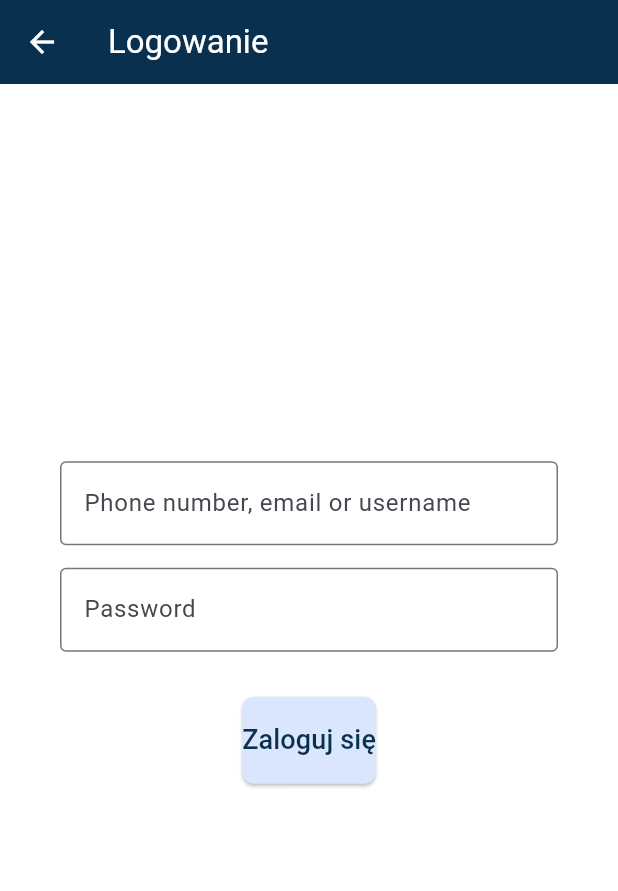
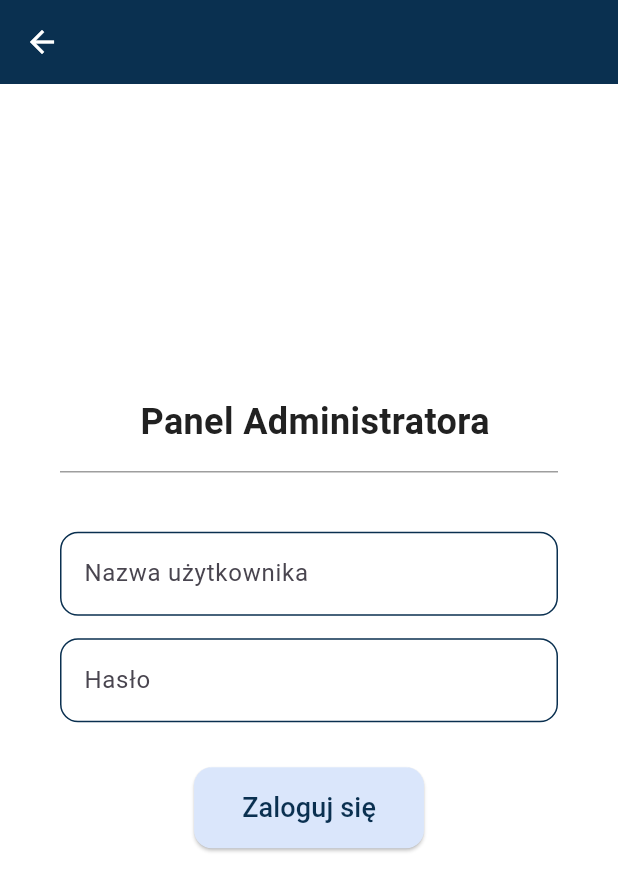
Before and after one commit to haniagibus/KRiT_2025_app, a Flutter app: the screen it shows after launch, in the side drawer, after a tap on "Logowanie", on a phone screen of 412 x 824 dp. Shown: the top 891 px of the screen. Run offline on Flutter 3.47's test engine with Material 3 defaults, Android fonts, the phone set to English and light mode, and no system bars; missing offline and left inert: flutter_pdfview.

Commit message:
report view update and login screen rework

```diff
--- a/lib/main.dart
+++ b/lib/main.dart
@@ -17,7 +17,7 @@ class MyApp extends StatelessWidget {
   @override
   Widget build(BuildContext context) {
     return MaterialApp(
-      title: 'KRiT 2025',
+      title: 'KRiT App',
       theme: AppTheme.lightTheme, // Apply the custom theme
       debugShowCheckedModeBanner: false,
       localizationsDelegates: [
@@ -29,15 +29,13 @@ class MyApp extends StatelessWidget {
         Locale('en', ''),
         Locale('pl', ''),
       ],
-      home: const MyHomePage(title: 'KRiT 2025'),
+      home: const MyHomePage(),
     );
   }
 }
 
 class MyHomePage extends StatefulWidget {
-  const MyHomePage({Key? key, required this.title}) : super(key: key);
-
-  final String title;
+  const MyHomePage({Key? key}) : super(key: key);
 
   @override
   State<MyHomePage> createState() => _MyHomePageState();
@@ -45,7 +43,6 @@ class MyHomePage extends StatefulWidget {
 
 class _MyHomePageState extends State<MyHomePage> {
   int _selectedIndex = 0;
-
   final PageController controller = PageController(initialPage: 0);
 
   void _onItemTapped(int index) {
@@ -65,14 +62,15 @@ class _MyHomePageState extends State<MyHomePage> {
 
   @override
   Widget build(BuildContext context) {
+    int currentYear = DateTime.now().year;
+
     return Scaffold(
       appBar: AppBar(
-        title: const Text(
-          'KRiT 2025',
-          style: const TextStyle(
-            fontWeight: FontWeight.bold
-          ),
+        title: Text(
+          'KRiT $currentYear',
+          style: const TextStyle(fontWeight: FontWeight.bold),
         ),
+        centerTitle: true,
       ),
       body: SafeArea(
         child: PageView(
@@ -81,7 +79,7 @@ class _MyHomePageState extends State<MyHomePage> {
           children: [
             HomeScreen(),
             ScheduleScreen(),
-            ReportsScreen()
+            ReportsScreen(),
           ],
         ),
       ),
--- a/lib/views/screens/login/login_screen.dart
+++ b/lib/views/screens/login/login_screen.dart
@@ -1,4 +1,5 @@
 import 'package:flutter/material.dart';
+import 'package:krit_app/theme/app_colors.dart';
 
 class LoginScreen extends StatefulWidget {
   @override
@@ -21,30 +22,54 @@ class _LoginScreenState extends State<LoginScreen> {
   Widget build(BuildContext context) {
     return Scaffold(
       appBar: AppBar(
-        title: Text("Logowanie"),
         backgroundColor: AppBarTheme().backgroundColor,
       ),
       backgroundColor: Colors.white,
       body: Center(
         child: Padding(
-          padding: EdgeInsets.symmetric(horizontal: 40),  // Dodano odpowiednie marginesy
+          padding: EdgeInsets.symmetric(horizontal: 40),
+          child: Form(
+            key: _formKey,
             child: Column(
               mainAxisSize: MainAxisSize.min,
               children: [
+                Padding(
+                  padding: const EdgeInsets.only(left: 8.0),
+                  child: const Text(
+                    'Panel Administratora',
+                    style: TextStyle(
+                      fontSize: 24,
+                      fontWeight: FontWeight.bold,
+                      color: AppColors.text_primary,
+                    ),
+                  ),
+                ),
+                const SizedBox(height: 8.0),
+                const Divider(
+                  color: Colors.grey,
+                  thickness: 1,
+                ),
+                const SizedBox(height: 32.0),
                 TextFormField(
                   controller: _emailController,
                   keyboardType: TextInputType.emailAddress,
                   decoration: InputDecoration(
-                  border: OutlineInputBorder(),
-                  labelText: 'Phone number, email or username',
-                  hintText: 'Enter valid email id as abc@gmail.com',
+                    border: OutlineInputBorder(
+                      borderRadius: BorderRadius.circular(12), // Zaokrąglenie pola
+                    ),
+                    enabledBorder: OutlineInputBorder(
+                      borderRadius: BorderRadius.circular(12),
+                      borderSide: BorderSide(color: AppColors.primary),
+                    ),
+                    focusedBorder: OutlineInputBorder(
+                      borderRadius: BorderRadius.circular(12),
+                      borderSide: BorderSide(color: AppColors.secondary, width: 2),
+                    ),
+                    labelText: 'Nazwa użytkownika',
                   ),
                   validator: (value) {
                     if (value == null || value.isEmpty) {
-                    return "Podaj adres e-mail";
-                  }
-                  if (!RegExp(r'^[^@]+@[^@]+\.[^@]+').hasMatch(value)) {
-                    return "Podaj poprawny adres e-mail";
+                      return "Podaj nazwę użytkownika";
                     }
                     return null;
                   },
@@ -54,16 +79,22 @@ class _LoginScreenState extends State<LoginScreen> {
                   controller: _passwordController,
                   obscureText: true,
                   decoration: InputDecoration(
-                  border: OutlineInputBorder(),
-                  labelText: 'Password',
-                  hintText: 'Enter secure password',
+                    border: OutlineInputBorder(
+                      borderRadius: BorderRadius.circular(12),
+                    ),
+                    enabledBorder: OutlineInputBorder(
+                      borderRadius: BorderRadius.circular(12),
+                      borderSide: BorderSide(color: AppColors.primary),
+                    ),
+                    focusedBorder: OutlineInputBorder(
+                      borderRadius: BorderRadius.circular(12),
+                      borderSide: BorderSide(color: AppColors.secondary, width: 2),
+                    ),
+                    labelText: 'Hasło',
                   ),
                   validator: (value) {
                     if (value == null || value.isEmpty) {
                       return "Podaj hasło";
-                  }
-                  if (value.length < 6) {
-                    return "Hasło musi mieć co najmniej 6 znaków";
                     }
                     return null;
                   },
@@ -72,9 +103,9 @@ class _LoginScreenState extends State<LoginScreen> {
                 ElevatedButton(
                   onPressed: _login,
                   style: ElevatedButton.styleFrom(
-                  padding: EdgeInsets.symmetric(vertical: 16),
+                    padding: EdgeInsets.symmetric(vertical: 14, horizontal: 32),
                     shape: RoundedRectangleBorder(
-                    borderRadius: BorderRadius.circular(8.0),
+                      borderRadius: BorderRadius.circular(12), // Zaokrąglenie przycisku
                     ),
                   ),
                   child: Text(
@@ -87,6 +118,7 @@ class _LoginScreenState extends State<LoginScreen> {
             ),
           ),
         ),
+      ),
     );
   }
 }
--- a/lib/views/screens/reports/report_screen.dart
+++ b/lib/views/screens/reports/report_screen.dart
@@ -34,7 +34,7 @@ class ReportScreen extends StatelessWidget {
                     child: Text(
                       report.title,
                       style: const TextStyle(
-                        fontSize: 24,
+                        fontSize: 20,
                         fontWeight: FontWeight.bold,
                         color: AppColors.text_primary,
                       ),
```
Lines whose indentation alone changed are shown as unchanged.
